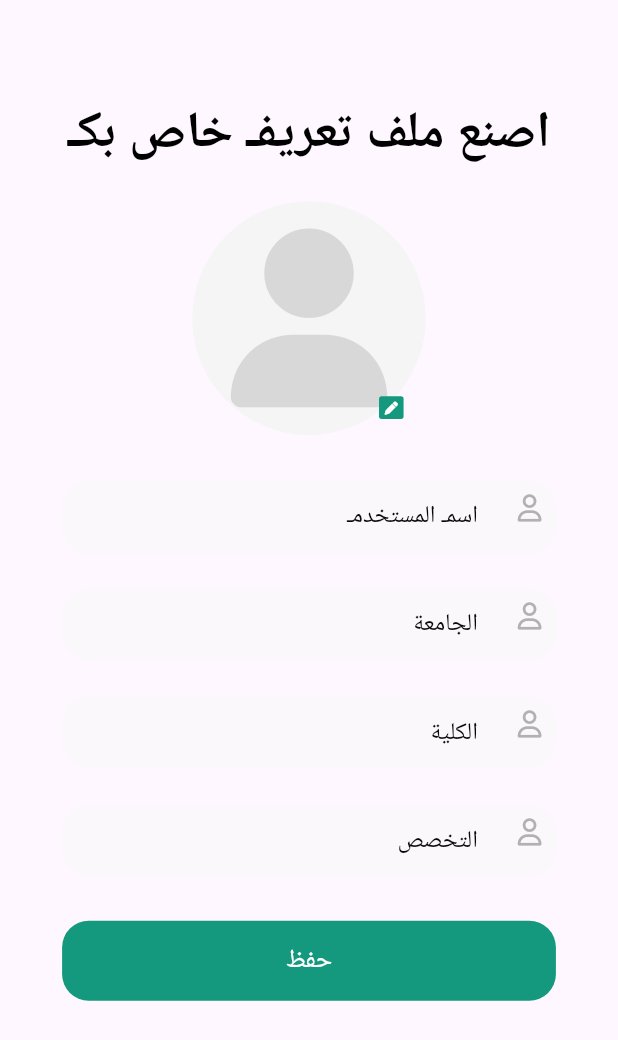
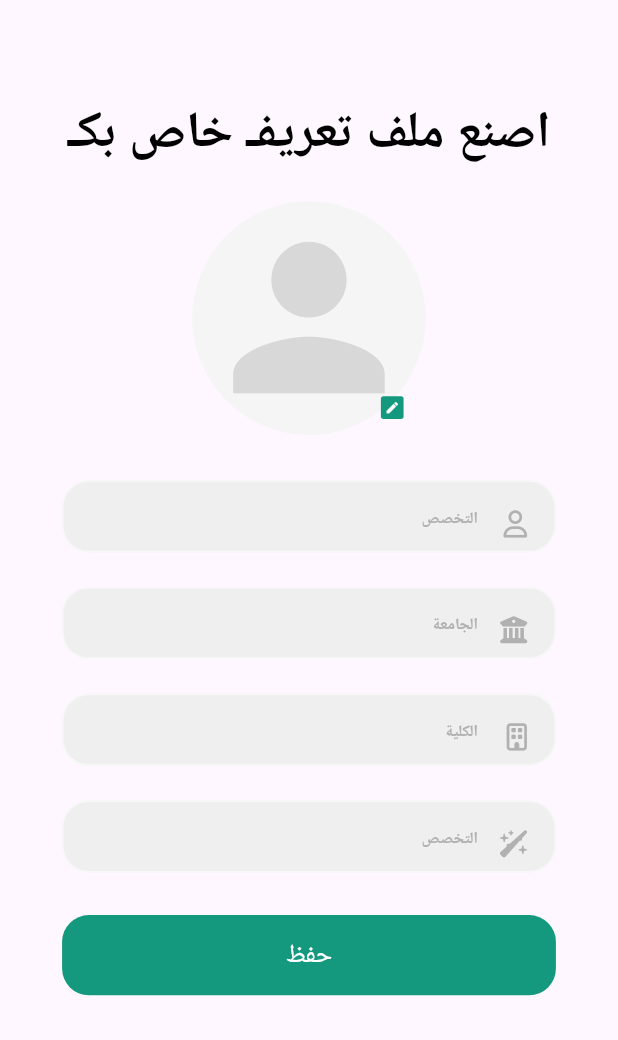
Before and after one commit to Youcef-Goudjal/anfari, a Flutter app: the RegisterPage screen opened by its route, on a phone screen of 412 x 824 dp. Shown: the top 1040 px of the screen. Run offline on Flutter 3.47's test engine with Material 2 defaults, Android fonts, the phone set to English and light mode, and no system bars; our stand-ins replace bloc, cloud_firestore, dio, easy_localization, equatable, firebase_auth and 12 more; accounts and stored records are empty; Roboto replaces fonts that are missing (Cairo).

Commit message:
fixing ui bugs

```diff
--- a/lib/core/bloc/profile/profile_state.dart
+++ b/lib/core/bloc/profile/profile_state.dart
@@ -8,6 +8,8 @@ abstract class ProfileState extends Equatable {
 }
 
 class ProfileLoading extends ProfileState {}
+
+class ProfileNotRegistred extends ProfileState {}
 
 class ProfileLoaded extends ProfileState {
   final User loggedUser;
--- a/lib/core/manager/theme/theme_manager.dart
+++ b/lib/core/manager/theme/theme_manager.dart
@@ -57,8 +57,25 @@ class ThemeManager {
             borderRadius: BorderRadius.circular(20.r),
             borderSide: BorderSide.none,
           ),
+          hintStyle: GoogleFonts.cairo(
+            color: const Color(0xffB1B1B1),
+            fontSize: 11.sp,
+            fontWeight: FontWeight.bold,
+          ),
           filled: true,
-          fillColor: const Color(0xffF8F8F8).withOpacity(0.7),
+          fillColor: const Color(0xffEFEFEF),
+          errorBorder: OutlineInputBorder(
+            borderRadius: BorderRadius.circular(20.r),
+            borderSide: const BorderSide(color: Color(0xFFB00020)),
+          ),
+          enabledBorder: OutlineInputBorder(
+            borderRadius: BorderRadius.circular(20.r),
+            borderSide: const BorderSide(color: Color(0xffF8F8F8)),
+          ),
+          disabledBorder: OutlineInputBorder(
+            borderRadius: BorderRadius.circular(20.r),
+            borderSide: const BorderSide(color: Color(0xffF8F8F8)),
+          ),
           focusedBorder: OutlineInputBorder(
             borderRadius: BorderRadius.circular(20.r),
             borderSide: const BorderSide(color: primaryColor),
@@ -73,7 +90,7 @@ class ThemeManager {
         ),
         //scaffoldBackgroundColor: Colors.white,
         primaryColor: primaryColor,
-        hintColor: const Color(0xffF8F8F8),
+        hintColor: const Color(0xffB1B1B1),
 
         colorScheme: const ColorScheme(
           brightness: Brightness.light,
--- a/lib/features/auth/login/view/otp_form.dart
+++ b/lib/features/auth/login/view/otp_form.dart
@@ -1,7 +1,6 @@
 import 'package:anfari/core/extensions/extensions.dart';
 import 'package:anfari/features/auth/login/bloc/phone_auth_bloc.dart';
 import 'package:anfari/features/auth/login/login.dart';
-import 'package:auto_route/auto_route.dart';
 import 'package:easy_localization/easy_localization.dart' hide TextDirection;
 import 'package:flutter/material.dart';
 import 'package:flutter_bloc/flutter_bloc.dart';
@@ -34,7 +33,7 @@ class OtpForm extends StatelessWidget {
               alignment: Alignment.centerRight,
               child: IconButton(
                 onPressed: () {
-                  context.router.pop();
+                  Navigator.pop(context);
                 },
                 icon: const FaIcon(
                   FontAwesomeIcons.chevronRight,
@@ -108,7 +107,7 @@ class _OtpField extends StatelessWidget {
     const length = 6;
     const borderColor = Color(0xffC9CBCB);
     const errorColor = Color(0xFFB00020);
-    const fillColor = Color(0xffF8F8F8);
+    const fillColor = Color(0xffEFEFEF);
     final defaultPinTheme = PinTheme(
         width: 45.w,
         height: 59.h,
--- /dev/null
+++ b/lib/features/auth/register/cubit/register_state.dart
@@ -0,0 +1,44 @@
+part of 'register_cubit.dart';
+
+class RegisterState extends Equatable {
+  const RegisterState({
+    this.username = const Username.pure(),
+    this.faculty = "",
+    this.university = "",
+    this.speciality = "",
+    this.file,
+    this.imageUrl = "",
+    this.status = FormzStatus.pure,
+    this.errorMessage,
+  });
+
+  final Username username;
+  final String university, faculty, speciality;
+  final File? file;
+  final String imageUrl;
+  final FormzStatus status;
+  final String? errorMessage;
+  @override
+  List<Object> get props => [username, university, faculty, speciality, status];
+
+  RegisterState copyWith({
+    Username? username,
+    String? university,
+    String? faculty,
+    String? speciality,
+    String? imageUrl,
+    File? file,
+    FormzStatus? status,
+    String? errorMessage,
+  }) =>
+      RegisterState(
+        username: username ?? this.username,
+        university: university ?? this.university,
+        faculty: faculty ?? this.faculty,
+        speciality: speciality ?? this.speciality,
+        status: status ?? this.status,
+        errorMessage: errorMessage ?? this.errorMessage,
+        file: file ?? this.file,
+        imageUrl: imageUrl ?? this.imageUrl,
+      );
+}
--- /dev/null
+++ b/lib/features/auth/register/views/register_form.dart
@@ -0,0 +1,255 @@
+import 'package:anfari/core/extensions/extensions.dart';
+import 'package:anfari/features/auth/register/cubit/register_cubit.dart';
+import 'package:easy_localization/easy_localization.dart';
+import 'package:flutter/material.dart';
+import 'package:flutter_bloc/flutter_bloc.dart';
+import 'package:flutter_screenutil/flutter_screenutil.dart';
+import 'package:font_awesome_flutter/font_awesome_flutter.dart';
+
+import '../../../../core/manager/language/locale_keys.g.dart';
+
+class RegisterForm extends StatelessWidget {
+  const RegisterForm({
+    Key? key,
+  }) : super(key: key);
+
+  @override
+  Widget build(BuildContext context) {
+    return SingleChildScrollView(
+      child: Padding(
+        padding: EdgeInsets.symmetric(
+          horizontal: 43.w,
+          vertical: 55.h,
+        ),
+        child: Center(
+          child: Column(
+            children: [
+              24.h.heightBox,
+              Text(
+                LocaleKeys.register_title.tr(),
+                style: context.textTheme.headline1!.copyWith(
+                  color: Colors.black,
+                ),
+              ),
+              28.h.heightBox,
+              const AvatarWidget(),
+              34.h.heightBox,
+              const _UsernameField(),
+              26.h.heightBox,
+              const _UniversityField(),
+              26.h.heightBox,
+              const _FacultyField(),
+              26.h.heightBox,
+              const _SpecialityField(),
+              32.h.heightBox,
+              const _SaveBtn(),
+            ],
+          ),
+        ),
+      ),
+    );
+  }
+}
+
+class _SaveBtn extends StatelessWidget {
+  const _SaveBtn({
+    Key? key,
+  }) : super(key: key);
+
+  @override
+  Widget build(BuildContext context) {
+    return SizedBox(
+      height: 60.h,
+      child: ElevatedButton(
+        onPressed: () {
+          //TODO: save data
+        },
+        child: Center(
+          child: Text(
+            LocaleKeys.register_save.tr(),
+            style: context.textTheme.headline2,
+          ),
+        ),
+      ),
+    );
+  }
+}
+
+class KTextField extends StatelessWidget {
+  final String title;
+  final IconData icon;
+  final void Function(String value)? onChanged;
+  const KTextField({
+    super.key,
+    required this.title,
+    required this.icon,
+    this.onChanged,
+  });
+
+  @override
+  Widget build(BuildContext context) {
+    return TextField(
+      onChanged: onChanged,
+      decoration: InputDecoration(
+        hintText: title,
+        prefixIcon: Padding(
+          padding: EdgeInsets.only(top: 22.h, right: 20.w),
+          child: FaIcon(icon),
+        ),
+      ),
+    );
+  }
+}
+
+class _SpecialityField extends StatelessWidget {
+  const _SpecialityField({
+    Key? key,
+  }) : super(key: key);
+
+  @override
+  Widget build(BuildContext context) {
+    return BlocBuilder<RegisterCubit, RegisterState>(
+      buildWhen: (previous, current) =>
+          previous.speciality != current.speciality,
+      builder: (context, state) {
+        return KTextField(
+          title: LocaleKeys.register_special.tr(),
+          icon: FontAwesomeIcons.wandSparkles,
+          onChanged: context.read<RegisterCubit>().specialityChanged,
+        );
+      },
+    );
+  }
+}
+
+class _FacultyField extends StatelessWidget {
+  const _FacultyField({
+    Key? key,
+  }) : super(key: key);
+
+  @override
+  Widget build(BuildContext context) {
+    return BlocBuilder<RegisterCubit, RegisterState>(
+      buildWhen: (previous, current) => previous.faculty != current.faculty,
+      builder: (context, state) {
+        return KTextField(
+          title: LocaleKeys.register_faculty.tr(),
+          icon: FontAwesomeIcons.building,
+          onChanged: context.read<RegisterCubit>().facultyChanged,
+        );
+      },
+    );
+  }
+}
+
+class _UniversityField extends StatelessWidget {
+  const _UniversityField({
+    Key? key,
+  }) : super(key: key);
+
+  @override
+  Widget build(BuildContext context) {
+    return BlocBuilder<RegisterCubit, RegisterState>(
+      buildWhen: (previous, current) =>
+          previous.university != current.university,
+      builder: (context, state) {
+        return KTextField(
+          title: LocaleKeys.register_fac.tr(),
+          icon: FontAwesomeIcons.buildingColumns,
+          onChanged: context.read<RegisterCubit>().universityChanged,
+        );
+      },
+    );
+  }
+}
+
+class _UsernameField extends StatelessWidget {
+  const _UsernameField({
+    Key? key,
+  }) : super(key: key);
+
+  @override
+  Widget build(BuildContext context) {
+    return BlocBuilder<RegisterCubit, RegisterState>(
+      buildWhen: (previous, current) => previous.username != current.username,
+      builder: (context, state) {
+        return KTextField(
+          title: LocaleKeys.register_special.tr(),
+          icon: FontAwesomeIcons.user,
+          onChanged: context.read<RegisterCubit>().usernameChanged,
+        );
+      },
+    );
+  }
+}
+
+class AvatarWidget extends StatelessWidget {
+  const AvatarWidget({
+    Key? key,
+  }) : super(key: key);
+
+  @override
+  Widget build(BuildContext context) {
+    return SizedBox(
+      height: 175.h,
+      width: 175.w,
+      child: BlocBuilder<RegisterCubit, RegisterState>(
+        /// build when the image changed from file or from url
+        buildWhen: (previous, current) =>
+            (previous.imageUrl != current.imageUrl) |
+            (previous.file != current.file),
+        builder: (context, state) {
+          return GestureDetector(
+            onTap: context.read<RegisterCubit>().pickImage,
+            child: Center(
+              child: Stack(
+                clipBehavior: Clip.none,
+                children: [
+                  Container(
+                    decoration: const BoxDecoration(
+                      shape: BoxShape.circle,
+                      // border: Border.all(color: Colors.white, width: 2),
+                    ),
+                    child: CircleAvatar(
+                      radius: 199.w,
+                      backgroundColor: const Color(0xffF5F5F5),
+                      child: (state.imageUrl.isNotEmpty)
+                          ? Image.network(state.imageUrl)
+                          : (state.file != null)
+                              ? Image.file(state.file!)
+                              : FaIcon(
+                                  Icons.person,
+                                  size: 170.h,
+                                  color:
+                                      const Color(0xff666666).withOpacity(0.2),
+                                ),
+                    ),
+                  ),
+                  Positioned(
+                    bottom: 12.h,
+                    right: 22.w,
+                    child: Container(
+                      height: 17.h,
+                      width: 17.h,
+                      decoration: BoxDecoration(
+                        borderRadius: BorderRadius.circular(2.r),
+                        color: context.theme.primaryColor,
+                      ),
+                      child: Center(
+                        child: Icon(
+                          Icons.edit,
+                          color: Colors.white,
+                          size: 11.h,
+                        ),
+                      ),
+                    ),
+                  )
+                ],
+              ),
+            ),
+          );
+        },
+      ),
+    );
+  }
+}
--- a/lib/features/auth/register/views/register_view.dart
+++ b/lib/features/auth/register/views/register_view.dart
@@ -1,10 +1,8 @@
-import 'package:anfari/core/extensions/extensions.dart';
-import 'package:easy_localization/easy_localization.dart';
+import 'package:anfari/features/auth/register/cubit/register_cubit.dart';
 import 'package:flutter/material.dart';
-import 'package:flutter_screenutil/flutter_screenutil.dart';
-import 'package:font_awesome_flutter/font_awesome_flutter.dart';
+import 'package:flutter_bloc/flutter_bloc.dart';
 
-import '../../../../core/manager/language/locale_keys.g.dart';
+import 'register_form.dart';
 
 class RegisterPage extends StatelessWidget {
   static Page<void> page() => const MaterialPage(child: RegisterPage());
@@ -13,150 +11,10 @@ class RegisterPage extends StatelessWidget {
 
   @override
   Widget build(BuildContext context) {
-    return const Scaffold(
-      body: RegisterForm(),
-    );
-  }
-}
-
-class RegisterForm extends StatelessWidget {
-  const RegisterForm({
-    Key? key,
-  }) : super(key: key);
-
-  @override
-  Widget build(BuildContext context) {
-    return Padding(
-      padding: EdgeInsets.symmetric(
-        horizontal: 43.w,
-        vertical: 55.h,
-      ),
-      child: Center(
-        child: Column(
-          children: [
-            24.h.heightBox,
-            Text(
-              LocaleKeys.register_title.tr(),
-              style: context.textTheme.headline1!.copyWith(
-                color: Colors.black,
-              ),
-            ),
-            28.h.heightBox,
-            SizedBox(
-              height: 175.h,
-              width: 175.w,
-              child: Center(
-                child: Stack(
-                  children: [
-                    CircleAvatar(
-                      radius: 100,
-                      backgroundColor: const Color(0xffF5F5F5),
-                      child: FaIcon(
-                        FontAwesomeIcons.solidUser,
-                        color: const Color(0xff666666).withOpacity(0.2),
-                        size: 134.h,
-                      ),
-                    ),
-                    Positioned(
-                      bottom: 12.h,
-                      right: 22.w,
-                      child: Container(
-                        height: 17.h,
-                        width: 17.w,
-                        decoration: BoxDecoration(
-                          color: context.theme.primaryColor,
-                          borderRadius: BorderRadius.circular(2.r),
-                        ),
-                        child: Center(
-                          child: FaIcon(
-                            FontAwesomeIcons.pen,
-                            color: Colors.white,
-                            size: 9.w,
-                          ),
-                        ),
-                      ),
-                    )
-                  ],
-                ),
-              ),
-            ),
-            34.h.heightBox,
-            SizedBox(
-              height: 55.h,
-              child: TextField(
-                decoration: InputDecoration(
-                  hintText: LocaleKeys.register_username.tr(),
-                  prefixIcon: Padding(
-                    padding: EdgeInsets.only(top: 10.h, right: 10.w),
-                    child: const FaIcon(
-                      FontAwesomeIcons.user,
-                    ),
-                  ),
-                ),
-              ),
-            ),
-            26.h.heightBox,
-            SizedBox(
-              height: 55.h,
-              child: TextField(
-                decoration: InputDecoration(
-                  hintText: LocaleKeys.register_fac.tr(),
-                  prefixIcon: Padding(
-                    padding: EdgeInsets.only(top: 10.h, right: 10.w),
-                    child: const FaIcon(
-                      FontAwesomeIcons.user,
-                    ),
-                  ),
-                ),
-              ),
-            ),
-            26.h.heightBox,
-            SizedBox(
-              height: 55.h,
-              child: TextField(
-                decoration: InputDecoration(
-                  hintText: LocaleKeys.register_faculty.tr(),
-                  prefixIcon: Padding(
-                    padding: EdgeInsets.only(top: 10.h, right: 10.w),
-                    child: const FaIcon(
-                      FontAwesomeIcons.user,
-                    ),
-                  ),
-                ),
-              ),
-            ),
-            26.h.heightBox,
-            SizedBox(
-              height: 55.h,
-              child: TextField(
-                decoration: InputDecoration(
-                  hintText: LocaleKeys.register_special.tr(),
-                  prefixIcon: Padding(
-                    padding: EdgeInsets.only(top: 10.h, right: 10.w),
-                    child: const FaIcon(
-                      FontAwesomeIcons.user,
-                    ),
-                  ),
-                ),
-              ),
-            ),
-            32.h.heightBox,
-            SizedBox(
-              height: 60.h,
-              child: ElevatedButton(
-                onPressed: () {
-                  //TODO: save data
-                },
-                child: Center(
-                  child: Text(
-                    LocaleKeys.register_save.tr(),
-                    style: context.textTheme.headline2,
-                  ),
-                ),
-              ),
-            ),
-          ],
-        ),
+    return BlocProvider(
+      create: (context) => RegisterCubit(),
+      child: const Scaffold(
+        body: RegisterForm(),
       ),
     );
   }
--- /dev/null
+++ b/packages/form_inputs/lib/src/username.dart
@@ -0,0 +1,21 @@
+import 'package:formz/formz.dart';
+
+/// class that validate username
+class Username extends FormzInput<String, UsernameError> {
+  ///
+  const Username.pure({String value = ''}) : super.pure(value);
+
+  ///
+  const Username.dirty({String value = ''}) : super.dirty(value);
+
+  @override
+  UsernameError? validator(String value) {
+    return value.isEmpty ? UsernameError.empty : null;
+  }
+}
+
+/// when the user is [empty]
+enum UsernameError {
+  /// value == ""
+  empty
+}
```
Also changed, not shown: lib/core/bloc/profile/profile_bloc.dart (+6 -2 lines), lib/features/auth/login/view/login_form.dart (+48 -38 lines), lib/features/auth/register/cubit/register_cubit.dart (added, +44 -0 lines), lib/features/home/view/home_view.dart (+10 -2 lines), packages/form_inputs/lib/form_inputs.dart (+5 -4 lines).
